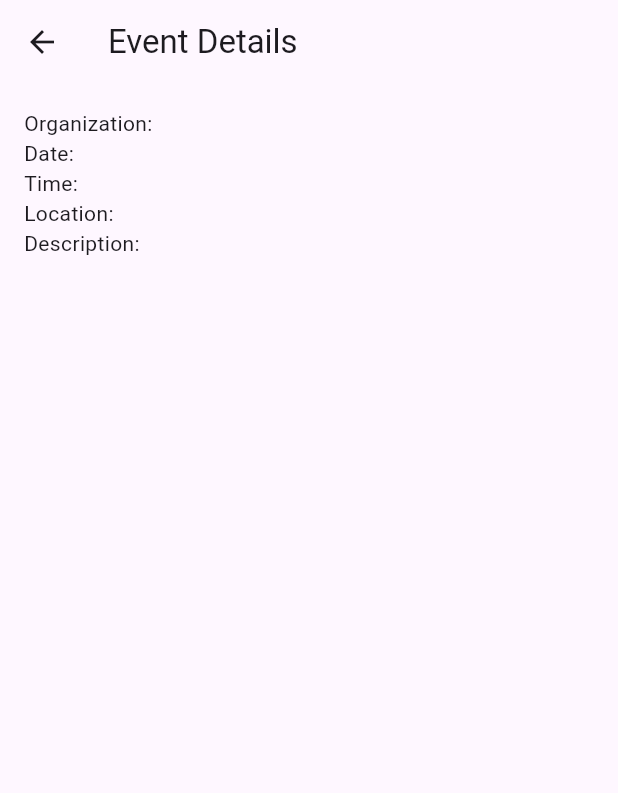
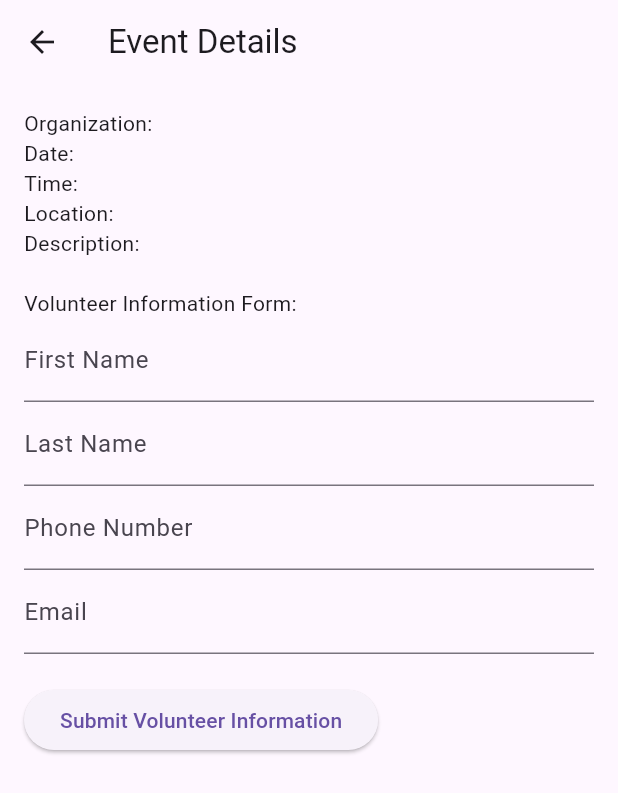
Before and after one commit to rssmith7s/UnitedWayVolunteer, a Flutter app: the EventDetailsPage screen opened directly with empty values, on a phone screen of 412 x 824 dp. Shown: the top 793 px of the screen. Run offline on Flutter 3.47's test engine with Material 3 defaults, Android fonts, the phone set to English and light mode, and no system bars.

Commit message:
added volunteer event forum

```diff
--- a/lib/main.dart
+++ b/lib/main.dart
@@ -35,6 +35,7 @@ class VolunteerOpportunity {
   String location;
   String description;
   OpportunityStatus status;
+  List<Volunteer> volunteers; // New property to hold a list of volunteers
 
   VolunteerOpportunity({
     required this.organization,
@@ -43,6 +44,21 @@ class VolunteerOpportunity {
     required this.location,
     required this.description,
     required this.status,
+    List<Volunteer>? volunteers, // Provide a default empty list
+  }) : volunteers = volunteers ?? [];
+}
+
+class Volunteer {
+  String firstName;
+  String lastName;
+  String phoneNumber;
+  String email;
+
+  Volunteer({
+    required this.firstName,
+    required this.lastName,
+    required this.phoneNumber,
+    required this.email,
   });
 }
 
@@ -393,6 +409,13 @@ class _AdminPageState extends State<AdminPage> {
     );
   }
 
+  void _viewVolunteerList() {
+    Navigator.push(
+      context,
+      MaterialPageRoute(builder: (context) => VolunteerListPage()),
+    );
+  }
+
   @override
   Widget build(BuildContext context) {
     var opportunities = Provider.of<OpportunityNotifier>(context).opportunities;
@@ -412,6 +435,11 @@ class _AdminPageState extends State<AdminPage> {
         child: Column(
           mainAxisAlignment: MainAxisAlignment.center,
           children: <Widget>[
+            ElevatedButton(
+              onPressed: _viewVolunteerList,
+              child: Text('View All Volunteers'),
+            ),
+            SizedBox(height: 16),
             Text(
               'Pending Opportunities:',
               style: TextStyle(fontSize: 18, fontWeight: FontWeight.bold),
@@ -446,12 +474,34 @@ class _AdminPageState extends State<AdminPage> {
                 },
               ),
             ),
+            SizedBox(height: 16),
+            Text(
+              'Approved Opportunities:',
+              style: TextStyle(fontSize: 18, fontWeight: FontWeight.bold),
+            ),
+            Expanded(
+              child: ListView.builder(
+                itemCount: opportunities.length,
+                itemBuilder: (context, index) {
+                  if (opportunities[index].status == OpportunityStatus.accepted) {
+                    return ListTile(
+                      title: Text(opportunities[index].organization),
+                      subtitle: Text('Date: ${opportunities[index].date}'),
+                      onTap: () => _viewVolunteerList(),
+                    );
+                  } else {
+                    return SizedBox.shrink();
+                  }
+                },
+              ),
+            ),
           ],
         ),
       ),
     );
   }
 }
+
 
 class VolunteerPage extends StatefulWidget {
   @override
@@ -521,10 +571,72 @@ class _VolunteerPageState extends State<VolunteerPage> {
   }
 }
 
-class EventDetailsPage extends StatelessWidget {
+class EventDetailsPage extends StatefulWidget {
   final VolunteerOpportunity opportunity;
 
   EventDetailsPage({required this.opportunity});
+
+  @override
+  _EventDetailsPageState createState() => _EventDetailsPageState();
+}
+
+class _EventDetailsPageState extends State<EventDetailsPage> {
+  TextEditingController firstNameController = TextEditingController();
+  TextEditingController lastNameController = TextEditingController();
+  TextEditingController phoneNumberController = TextEditingController();
+  TextEditingController emailController = TextEditingController();
+
+  void _submitVolunteerInfo() {
+  String firstName = firstNameController.text.trim();
+  String lastName = lastNameController.text.trim();
+  String phoneNumber = phoneNumberController.text.trim();
+  String email = emailController.text.trim();
+
+  if (firstName.isNotEmpty &&
+      lastName.isNotEmpty &&
+      phoneNumber.isNotEmpty &&
+      email.isNotEmpty) {
+    // Create a new Volunteer object
+    Volunteer newVolunteer = Volunteer(
+      firstName: firstName,
+      lastName: lastName,
+      phoneNumber: phoneNumber,
+      email: email,
+    );
+
+    // Add the new volunteer to the opportunity's list of volunteers
+    widget.opportunity.volunteers.add(newVolunteer);
+
+    // You can implement logic to send this information to the administrator and partner
+    // For simplicity, let's just print the information for now
+    print('Volunteer Information Submitted:');
+    print('Name: $firstName $lastName');
+    print('Phone Number: $phoneNumber');
+    print('Email: $email');
+
+    // Clear the form fields
+    firstNameController.clear();
+    lastNameController.clear();
+    phoneNumberController.clear();
+    emailController.clear();
+  } else {
+    showDialog(
+      context: context,
+      builder: (context) => AlertDialog(
+        title: Text('Error'),
+        content: Text('Please fill in all fields.'),
+        actions: <Widget>[
+          TextButton(
+            onPressed: () {
+              Navigator.of(context).pop();
+            },
+            child: Text('OK'),
+          ),
+        ],
+      ),
+    );
+  }
+}
 
   @override
   Widget build(BuildContext context) {
@@ -537,14 +649,83 @@ class EventDetailsPage extends StatelessWidget {
         child: Column(
           crossAxisAlignment: CrossAxisAlignment.start,
           children: [
-            Text('Organization: ${opportunity.organization}'),
-            Text('Date: ${opportunity.date}'),
-            Text('Time: ${opportunity.time}'),
-            Text('Location: ${opportunity.location}'),
-            Text('Description: ${opportunity.description}'),
+            Text('Organization: ${widget.opportunity.organization}'),
+            Text('Date: ${widget.opportunity.date}'),
+            Text('Time: ${widget.opportunity.time}'),
+            Text('Location: ${widget.opportunity.location}'),
+            Text('Description: ${widget.opportunity.description}'),
+            SizedBox(height: 20),
+            Text('Volunteer Information Form:'),
+            TextField(
+              controller: firstNameController,
+              decoration: InputDecoration(labelText: 'First Name'),
+            ),
+            TextField(
+              controller: lastNameController,
+              decoration: InputDecoration(labelText: 'Last Name'),
+            ),
+            TextField(
+              controller: phoneNumberController,
+              decoration: InputDecoration(labelText: 'Phone Number'),
+            ),
+            TextField(
+              controller: emailController,
+              decoration: InputDecoration(labelText: 'Email'),
+            ),
+            SizedBox(height: 20),
+            ElevatedButton(
+              onPressed: _submitVolunteerInfo,
+              child: Text('Submit Volunteer Information'),
+            ),
           ],
         ),
       ),
     );
   }
 }
+
+class VolunteerListPage extends StatelessWidget {
+  @override
+  Widget build(BuildContext context) {
+    var opportunities = Provider.of<OpportunityNotifier>(context).opportunities;
+
+    // Extract all volunteers from all opportunities
+    var allVolunteers = opportunities.expand((opportunity) => opportunity.volunteers).toList();
+
+    return Scaffold(
+      appBar: AppBar(
+        title: Text('All Volunteers'),
+      ),
+      body: Padding(
+        padding: const EdgeInsets.all(16.0),
+        child: Column(
+          mainAxisAlignment: MainAxisAlignment.center,
+          children: <Widget>[
+            Text(
+              'Volunteers:',
+              style: TextStyle(fontSize: 18, fontWeight: FontWeight.bold),
+            ),
+            Expanded(
+              child: ListView.builder(
+                itemCount: allVolunteers.length,
+                itemBuilder: (context, index) {
+                  var volunteer = allVolunteers[index];
+                  return ListTile(
+                    title: Text('${volunteer.firstName} ${volunteer.lastName}'),
+                    subtitle: Column(
+                      crossAxisAlignment: CrossAxisAlignment.start,
+                      children: [
+                        Text('Phone: ${volunteer.phoneNumber}'),
+                        Text('Email: ${volunteer.email}'),
+                      ],
+                    ),
+                  );
+                },
+              ),
+            ),
+          ],
+        ),
+      ),
+    );
+  }
+}
```
